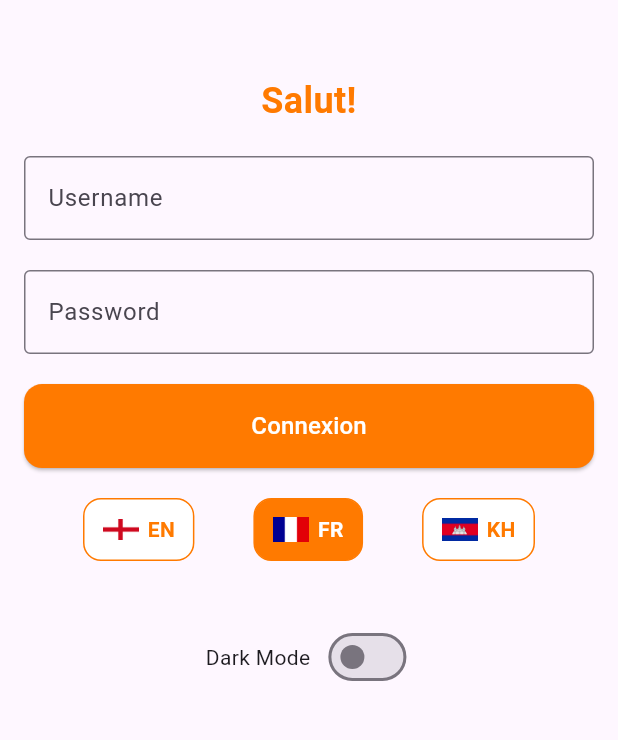
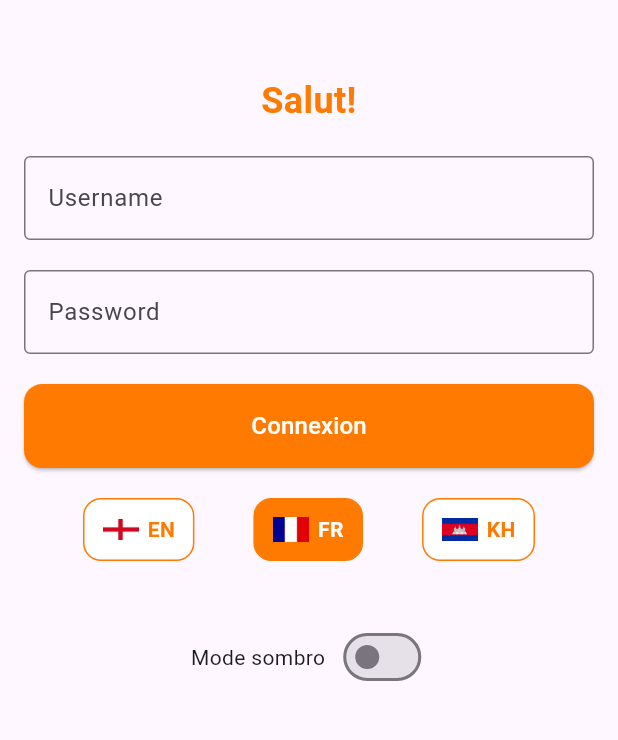
Before and after one commit to SokChanmakara/Mobile-Development, a Flutter app: the screen it shows after launch, after a tap on "FR", on a phone screen of 412 x 824 dp, the part 220-960 px from its top. Run offline on Flutter 3.47's test engine with Material 3 defaults, Android fonts, the phone set to English and light mode, and no system bars; our stand-ins replace shared_preferences.

Commit message:
update dark mode to be dynamic based on chosen language too

```diff
--- a/lib/login.dart
+++ b/lib/login.dart
@@ -23,9 +23,9 @@ class _LoginScreenState extends State<LoginScreen> {
   final TextEditingController _passwordController = TextEditingController();
 
   final Map<String, Map<String, String>> localizedStrings = {
-    'en': {'greeting': 'Hello!', 'login': 'Login'},
-    'fr': {'greeting': 'Salut!', 'login': 'Connexion'},
-    'kh': {'greeting': 'សួស្តី!', 'login': 'ចូល'},
+    'en': {'greeting': 'Hello!', 'login': 'Login', 'mode': 'Dark Mode'},
+    'fr': {'greeting': 'Salut!', 'login': 'Connexion', 'mode': 'Mode sombro'},
+    'kh': {'greeting': 'សួស្តី!', 'login': 'ចូល', 'mode': 'ផ្ទាំងងងឹត'},
   };
 
   @override
@@ -162,7 +162,9 @@ class _LoginScreenState extends State<LoginScreen> {
               Row(
                 mainAxisAlignment: MainAxisAlignment.center,
                 children: [
-                  const Text("Dark Mode"),
+                  Text(
+                    localizedStrings[widget.currentLang]!['mode'] ?? 'Dark mode',
+                  ),
                   const SizedBox(width: 8),
                   Switch(
                     value: widget.isDarkMode,
```
